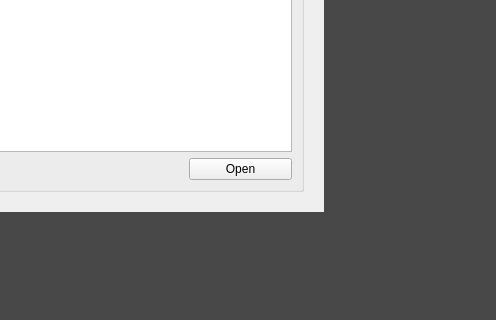
Qt form resources/ui/welcome_page.ui (Iconoclasteinc/tgit) before a commit; both pictures show x 528 to 1024 and y 320 to 640 of the 1024 by 640 pixel window.
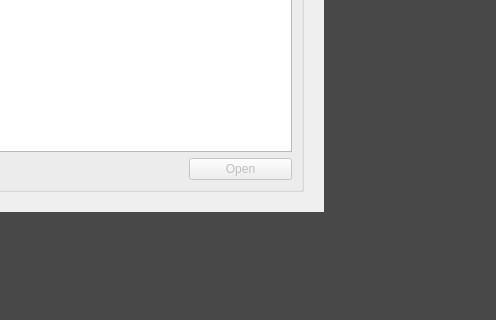
The same form after that commit. Icons and pictures are not drawn.

Commit message: Disable open recent project button until we actually have the feature

```diff
--- a/resources/ui/welcome_page.ui
+++ b/resources/ui/welcome_page.ui
@@ -234,6 +234,9 @@
          </item>
          <item row="7" column="4">
           <widget class="QPushButton" name="_reopen_recent_project_button">
+           <property name="enabled">
+            <bool>false</bool>
+           </property>
            <property name="sizePolicy">
             <sizepolicy hsizetype="Minimum" vsizetype="Preferred">
              <horstretch>0</horstretch>
```
The commit also changes 1 other file.
